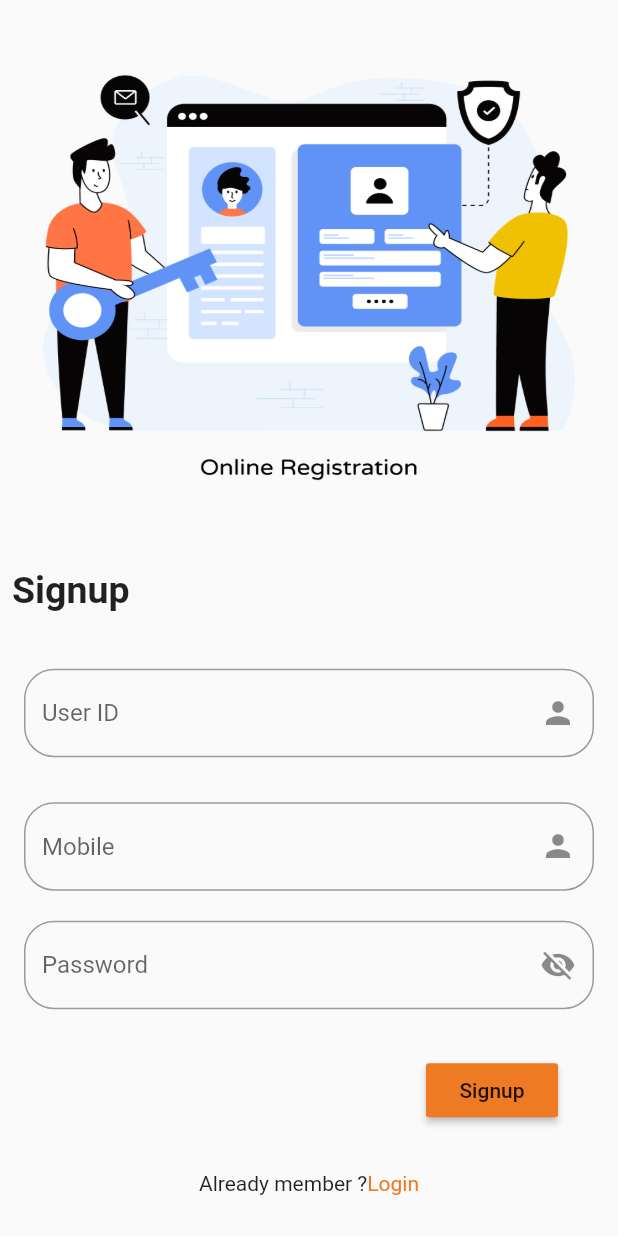
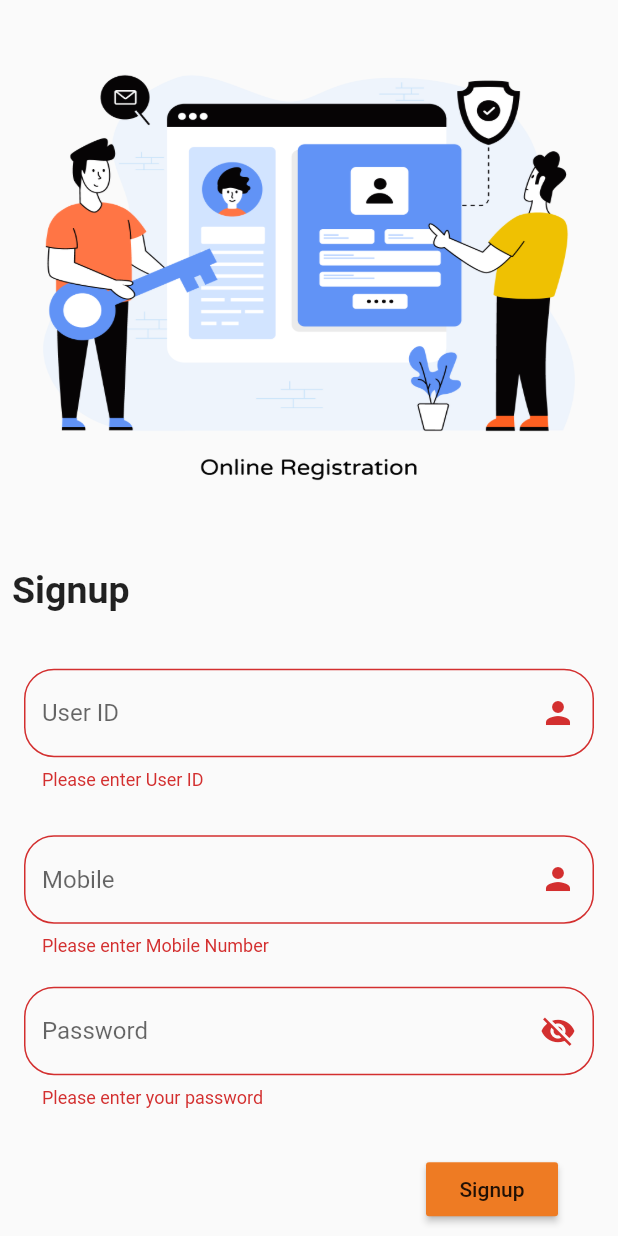
Before and after one commit to nayeem202/Celloscope-FlutterApp, a Flutter app: the Signup screen opened directly, after a tap on "Signup", on a phone screen of 412 x 824 dp. Run offline on Flutter 3.47's test engine with Material 2 defaults, Android fonts, the phone set to English and light mode, and no system bars; our stand-ins replace fluttertoast.

```diff
--- a/lib/views/signup.dart
+++ b/lib/views/signup.dart
@@ -88,6 +88,8 @@ class _SignupState extends State<Signup> {
         height: height,
         width: width,
         child: SingleChildScrollView(
+          child: Form(
+            key: _formKey,
             child: Column(
               mainAxisAlignment: MainAxisAlignment.center,
               children: [
@@ -108,7 +110,13 @@ class _SignupState extends State<Signup> {
                 SizedBox(height: 30.0,),
                 Padding(
                   padding: EdgeInsets.only(left: 16, right: 16),
-                child: TextField(
+                  child: TextFormField(
+                    validator: (value) {
+                      if (value == null || value.isEmpty) {
+                        return 'Please enter User ID';
+                      }
+                      return null;
+                    },
                     controller: _userId,
                     decoration: InputDecoration(
                       hintText: 'User ID',
@@ -122,7 +130,13 @@ class _SignupState extends State<Signup> {
                 SizedBox(height: 30.0,),
                 Padding(
                   padding: EdgeInsets.only(left: 16, right: 16),
-                child: TextField(
+                  child: TextFormField(
+                    validator: (value) {
+                      if (value == null || value.isEmpty) {
+                        return 'Please enter Mobile Number';
+                      }
+                      return null;
+                    },
                     controller: _mobile,
                     decoration: InputDecoration(
                       hintText: 'Mobile',
@@ -138,7 +152,13 @@ class _SignupState extends State<Signup> {
                 SizedBox(height: 20.0,),
                 Padding(
                   padding: EdgeInsets.only(left: 16, right: 16),
-                child: TextField(
+                  child: TextFormField(
+                    validator: (value) {
+                      if (value == null || value.isEmpty) {
+                        return 'Please enter your password';
+                      }
+                      return null;
+                    },
                     controller: _password,
                     obscureText: true,
                     decoration: InputDecoration(
@@ -163,7 +183,9 @@ class _SignupState extends State<Signup> {
                         child: Text('Signup'),
                         color: Color(0xffEE7B23),
                         onPressed: (){
+                          if(_formKey.currentState!.validate()){
                             save();
+                          }
                         },
                       ),
                     ],
@@ -197,6 +219,7 @@ class _SignupState extends State<Signup> {
             ),
           ),
         ),
+      ),
     );
   }
 }
```
Also changed, not shown: lib/views/login.dart (+19 -7 lines). Lines whose indentation alone changed are shown as unchanged.
